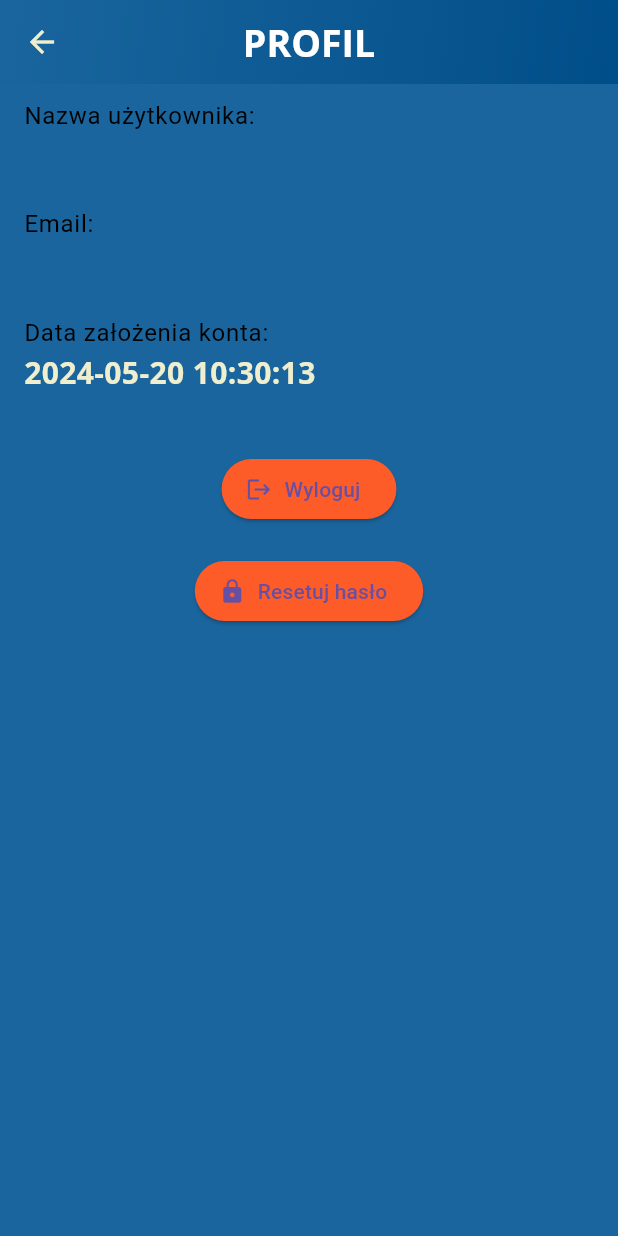
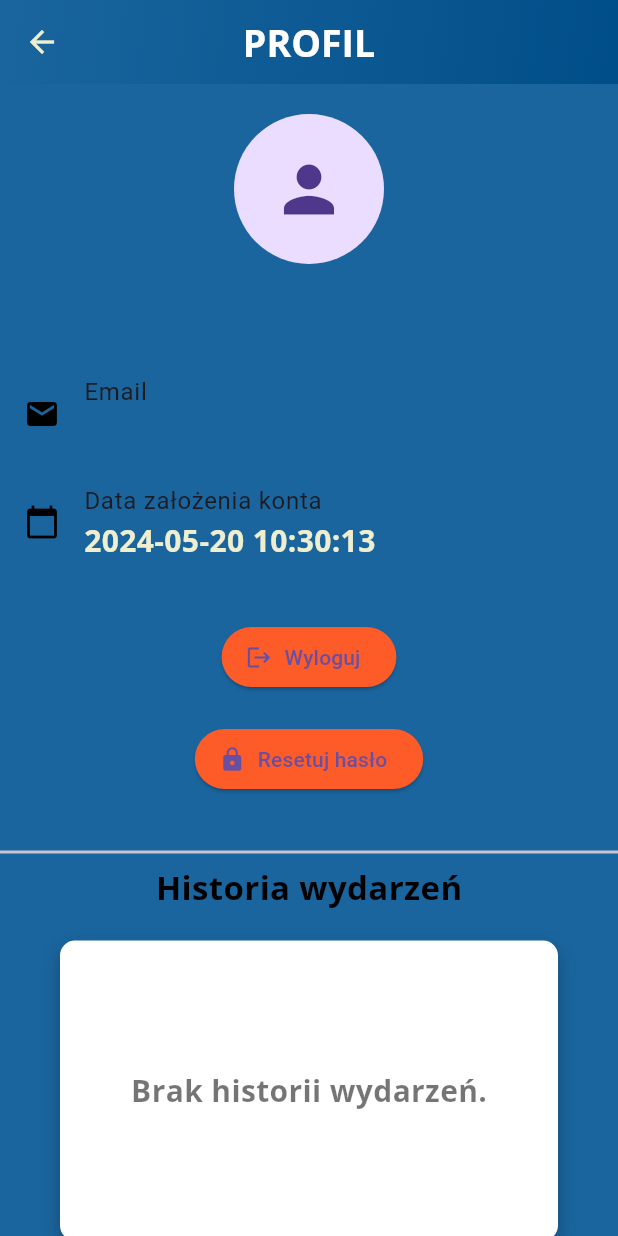
Before and after one commit to LudzCPP/Meetoplay, a Flutter app: the ProfilePage screen opened directly, on a phone screen of 412 x 824 dp. Run offline on Flutter 3.47's test engine with Material 3 defaults, Android fonts, the phone set to English and light mode, and no system bars; our stand-ins replace cloud_firestore, event_bus, firebase_auth, firebase_core, firebase_messaging, flutter_local_notifications and 8 more; accounts and stored records are empty; statements that could not run were skipped.

Commit message:
Change profile looks and add place for event history

```diff
--- a/lib/profile_page.dart
+++ b/lib/profile_page.dart
@@ -25,36 +25,43 @@ class ProfilePage extends StatelessWidget {
           ),
         ),
       ),
-      body: Center(
+      body: SingleChildScrollView(
+        child: Center(
           child: user != null
               ? Column(
                   mainAxisAlignment: MainAxisAlignment.start,
+                  crossAxisAlignment: CrossAxisAlignment.center,
                   children: [
+                    const SizedBox(height: 20),
+                    CircleAvatar(
+                      radius: 50,
+                      backgroundImage: user.photoURL != null
+                          ? NetworkImage(user.photoURL!)
+                          : null,
+                      child: user.photoURL == null
+                          ? const Icon(Icons.person, size: 50)
+                          : null,
+                    ),
+                    const SizedBox(height: 20),
+                    Text(
+                      user.displayName ?? 'Nie podano',
+                      style: const TextStyle(
+                        fontSize: 24,
+                        fontWeight: FontWeight.bold,
+                        color: Colors.black,
+                      ),
+                    ),
+                    const SizedBox(height: 10),
                     ListTile(
-                    textColor: white,
-                    title: const Text(
-                      'Nazwa użytkownika:',
-                      style: TextStyle(color: Colors.black),
-                    ),
-                    subtitle: Text(user.displayName ?? 'Nie podano'),
+                      leading: const Icon(Icons.email, color: Colors.black),
+                      title: const Text('Email'),
+                      subtitle: Text(user.email ?? 'Nie podano', style: const TextStyle(color: white)),
                     ),
                     ListTile(
-                    textColor: white,
-                    title: const Text(
-                      'Email:',
-                      style: TextStyle(color: Colors.black),
-                    ),
-                    subtitle: Text(user.email ?? 'Nie podano'),
-                  ),
-                  ListTile(
-                    textColor: white,
-                    title: const Text(
-                      'Data założenia konta:',
-                      style: TextStyle(color: Colors.black),
-                    ),
+                      leading: const Icon(Icons.calendar_today, color: Colors.black),
+                      title: const Text('Data założenia konta'),
                       subtitle: Text(
-                        user.metadata.creationTime?.toString().split('.')[0] ??
-                            'Nieznana'),
+                          user.metadata.creationTime?.toString().split('.')[0] ?? 'Nieznana',  style: const TextStyle(color: white)),
                     ),
                     const SizedBox(height: 30),
                     ElevatedButton.icon(
@@ -85,13 +92,11 @@ class ProfilePage extends StatelessWidget {
                                     "Link do resetowania hasła został wysłany na Twój email.");
                           } catch (e) {
                             Fluttertoast.showToast(
-                              msg:
-                                  "Wystąpił błąd podczas resetowania hasła: $e");
+                                msg: "Wystąpił błąd podczas resetowania hasła: $e");
                           }
                         } else {
                           Fluttertoast.showToast(
-                            msg:
-                                "Brak zarejestrowanego emaila, nie można zresetować hasła.");
+                              msg: "Brak zarejestrowanego emaila, nie można zresetować hasła.");
                         }
                       },
                       style: ElevatedButton.styleFrom(
@@ -99,6 +104,38 @@ class ProfilePage extends StatelessWidget {
                       ),
                       icon: const Icon(Icons.lock),
                       label: const Text('Resetuj hasło'),
+                    ),
+                    const SizedBox(height: 30),
+                    const Divider(thickness: 2),
+                    const Text(
+                      'Historia wydarzeń',
+                      style: TextStyle(
+                        fontSize: 22,
+                        fontWeight: FontWeight.bold,
+                        color: Colors.black,
+                      ),
+                    ),
+                    // Placeholder for events history
+                    Container(
+                      height: 200,
+                      margin: const EdgeInsets.symmetric(vertical: 20, horizontal: 40),
+                      decoration: BoxDecoration(
+                        color: Colors.white,
+                        borderRadius: BorderRadius.circular(10),
+                        boxShadow: const [
+                          BoxShadow(
+                            color: Colors.black26,
+                            blurRadius: 10,
+                            offset: Offset(0, 5),
+                          ),
+                        ],
+                      ),
+                      child: const Center(
+                        child: Text(
+                          'Brak historii wydarzeń.',
+                          style: TextStyle(color: Colors.black54),
+                        ),
+                      ),
                     ),
                   ],
                 )
@@ -123,6 +160,7 @@ class ProfilePage extends StatelessWidget {
                   ],
                 ),
         ),
+      ),
     );
   }
 }
```
Lines whose indentation alone changed are shown as unchanged.
